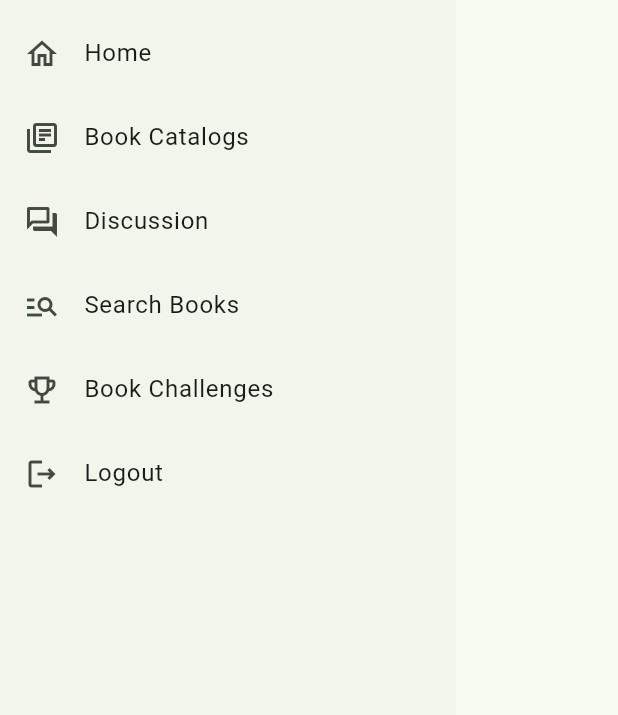
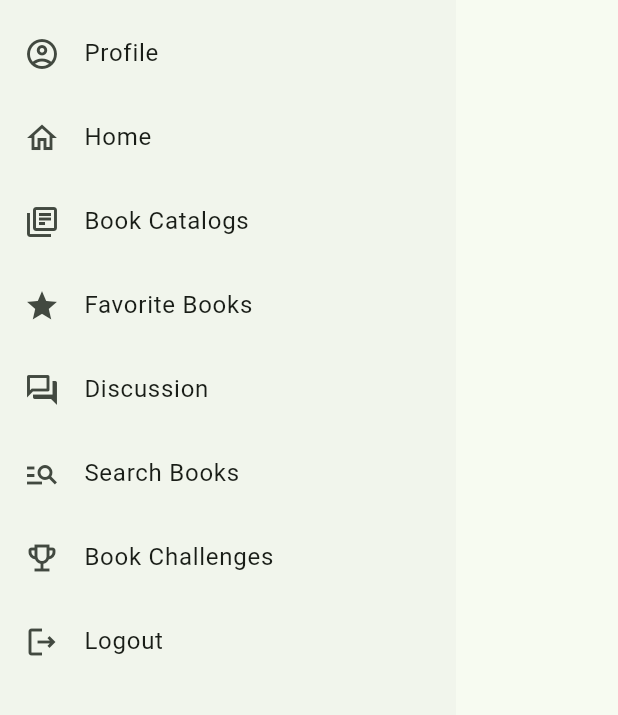
Before and after one commit to PBPF09/Sobaca-Mobile, a Flutter app: the LeftDrawer widget shown alone on an empty page, opened directly, on a phone screen of 412 x 824 dp, the part 242-957 px from its top. Run offline on Flutter 3.47's test engine with Material 3 defaults, Android fonts, the light colour scheme and no system bars; our stand-ins replace shared_preferences; missing offline and left inert: pbp_django_auth; accounts and stored records are empty.

Commit message:
added profile and favorite books

```diff
--- a/lib/models/books.dart
+++ b/lib/models/books.dart
@@ -1,21 +1,21 @@
 import 'dart:convert';
 
-List<Item> itemFromJson(String str) => List<Item>.from(json.decode(str).map((x) => Item.fromJson(x)));
+List<Book> itemFromJson(String str) => List<Book>.from(json.decode(str).map((x) => Book.fromJson(x)));
 
-String itemToJson(List<Item> data) => json.encode(List<dynamic>.from(data.map((x) => x.toJson())));
+String itemToJson(List<Book> data) => json.encode(List<dynamic>.from(data.map((x) => x.toJson())));
 
-class Item {
+class Book {
     Model model;
     int pk;
     Fields fields;
 
-    Item({
+    Book({
         required this.model,
         required this.pk,
         required this.fields,
     });
 
-    factory Item.fromJson(Map<String, dynamic> json) => Item(
+    factory Book.fromJson(Map<String, dynamic> json) => Book(
         model: modelValues.map[json["model"]]!,
         pk: json["pk"],
         fields: Fields.fromJson(json["fields"]),
--- a/lib/screens/menuHome.dart
+++ b/lib/screens/menuHome.dart
@@ -9,6 +9,7 @@ class MyHomePage extends StatelessWidget {
     MenuItem("Discussions", Icons.question_answer_outlined, [Colors.green, Colors.greenAccent]),
     MenuItem("Challenges", Icons.emoji_events_outlined, [Colors.green, Colors.greenAccent]),
     MenuItem("Search", Icons.manage_search_outlined, [Colors.green, Colors.greenAccent]),
+    MenuItem("Favorite", Icons.star_outlined, [Colors.green, Colors.greenAccent]),
     MenuItem("Logout", Icons.logout_outlined, [Colors.green, Colors.greenAccent]),
   ];
 
--- /dev/null
+++ b/lib/user_registered/models/favorite.dart
@@ -0,0 +1,79 @@
+// To parse this JSON data, do
+//
+//     final favorite = favoriteFromJson(jsonString);
+
+import 'dart:convert';
+
+List<Favorite> favoriteFromJson(String str) =>
+    List<Favorite>.from(json.decode(str).map((x) => Favorite.fromJson(x)));
+
+String favoriteToJson(List<Favorite> data) =>
+    json.encode(List<dynamic>.from(data.map((x) => x.toJson())));
+
+class Favorite {
+  String model;
+  int pk;
+  Fields fields;
+
+  Favorite({
+    required this.model,
+    required this.pk,
+    required this.fields,
+  });
+
+  factory Favorite.fromJson(Map<String, dynamic> json) => Favorite(
+        model: json["model"],
+        pk: json["pk"],
+        fields: Fields.fromJson(json["fields"]),
+      );
+
+  Map<String, dynamic> toJson() => {
+        "model": model,
+        "pk": pk,
+        "fields": fields.toJson(),
+      };
+}
+
+class Fields {
+  String isbn;
+  String title;
+  String categories;
+  String author;
+  int year;
+  String publisher;
+  String description;
+  String images;
+
+  Fields({
+    required this.isbn,
+    required this.title,
+    required this.categories,
+    required this.author,
+    required this.year,
+    required this.publisher,
+    required this.description,
+    required this.images,
+  });
+
+  factory Fields.fromJson(Map<String, dynamic> json) => Fields(
+        isbn: json["isbn"],
+        title: json["title"],
+        categories: json["categories"],
+        author: json["author"],
+        year: json["year"],
+        publisher: json["publisher"],
+        description: json["description"],
+        images: json["images"],
+      );
+
+  Map<String, dynamic> toJson() => {
+        "isbn": isbn,
+        "title": title,
+        "categories": categories,
+        "author": author,
+        "year": year,
+        "publisher": publisher,
+        "description": description,
+        "images": images,
+      };
+}
--- /dev/null
+++ b/lib/user_registered/models/profile.dart
@@ -0,0 +1,67 @@
+// To parse this JSON data, do
+//
+//     final profile = profileFromJson(jsonString);
+
+import 'dart:convert';
+
+List<Profile> profileFromJson(String str) =>
+    List<Profile>.from(json.decode(str).map((x) => Profile.fromJson(x)));
+
+String profileToJson(List<Profile> data) =>
+    json.encode(List<dynamic>.from(data.map((x) => x.toJson())));
+
+class Profile {
+  String model;
+  int pk;
+  Fields fields;
+
+  Profile({
+    required this.model,
+    required this.pk,
+    required this.fields,
+  });
+
+  factory Profile.fromJson(Map<String, dynamic> json) => Profile(
+        model: json["model"],
+        pk: json["pk"],
+        fields: Fields.fromJson(json["fields"]),
+      );
+
+  Map<String, dynamic> toJson() => {
+        "model": model,
+        "pk": pk,
+        "fields": fields.toJson(),
+      };
+}
+
+class Fields {
+  int user;
+  String name;
+  String city;
+  String favGenre;
+  List<int> favoriteBooks;
+
+  Fields({
+    required this.user,
+    required this.name,
+    required this.city,
+    required this.favGenre,
+    required this.favoriteBooks,
+  });
+
+  factory Fields.fromJson(Map<String, dynamic> json) => Fields(
+        user: json["user"],
+        name: json["name"],
+        city: json["city"],
+        favGenre: json["fav_genre"],
+        favoriteBooks: List<int>.from(json["favorite_books"].map((x) => x)),
+      );
+
+  Map<String, dynamic> toJson() => {
+        "user": user,
+        "name": name,
+        "city": city,
+        "fav_genre": favGenre,
+        "favorite_books": List<dynamic>.from(favoriteBooks.map((x) => x)),
+      };
+}
--- a/lib/widgets/leftDrawer.dart
+++ b/lib/widgets/leftDrawer.dart
@@ -2,9 +2,10 @@ import 'dart:io';
 
 import 'package:flutter/material.dart';
 import 'package:sobaca_mobile/authentication/login.dart';
+import 'package:sobaca_mobile/user_registered/screens/favoriteBooksPage.dart';
 import 'package:sobaca_mobile/screens/forumPage.dart';
 import 'package:sobaca_mobile/screens/menuHome.dart';
-
+import 'package:sobaca_mobile/user_registered/screens/profilePage.dart';
 
 class LeftDrawer extends StatelessWidget {
   @override
@@ -28,8 +29,7 @@ class LeftDrawer extends StatelessWidget {
                     child: Image.asset(
                   'assets/images/sobaca_logo.png',
                   fit: BoxFit.contain,
-                  )
-                ),
+                )),
                 Text(
                   'Sobaca',
                   style: TextStyle(
@@ -48,6 +48,14 @@ class LeftDrawer extends StatelessWidget {
             ),
           ),
           ListTile(
+            leading: Icon(Icons.account_circle_outlined),
+            title: Text('Profile'),
+            onTap: () {
+              Navigator.push(context,
+                  MaterialPageRoute(builder: (context) => ProfilePage()));
+            },
+          ),
+          ListTile(
             leading: Icon(Icons.home_outlined),
             title: Text('Home'),
             onTap: () {
@@ -61,6 +69,14 @@ class LeftDrawer extends StatelessWidget {
             onTap: () {
               // Navigator.push(context,
               //     MaterialPageRoute(builder: (context) => CatalogPage()));
+            },
+          ),
+          ListTile(
+            leading: Icon(Icons.star_outlined),
+            title: Text('Favorite Books'),
+            onTap: () {
+              Navigator.push(context,
+                  MaterialPageRoute(builder: (context) => FavoriteBooksPage()));
             },
           ),
           ListTile(
--- a/lib/widgets/menuCard.dart
+++ b/lib/widgets/menuCard.dart
@@ -1,4 +1,5 @@
 import 'package:flutter/material.dart';
+import 'package:sobaca_mobile/user_registered/screens/favoriteBooksPage.dart';
 import 'package:sobaca_mobile/screens/forumPage.dart';
 import 'package:sobaca_mobile/screens/menuHome.dart';
 import 'package:sobaca_mobile/authentication/login.dart';
@@ -40,6 +41,9 @@ class MenuCard extends StatelessWidget {
           } else if (item.name == "Search") {
             // Navigator.push(context,
             // MaterialPageRoute(builder: ((context) => const SearchPage())));
+          } else if (item.name == "Favorite") {
+            Navigator.push(context,
+                MaterialPageRoute(builder: ((context) => FavoriteBooksPage())));
           } else if (item.name == "Logout") {
             Navigator.pushReplacement(context,
                 MaterialPageRoute(builder: (context) => const LoginPage()));
--- a/pubspec.yaml
+++ b/pubspec.yaml
@@ -37,6 +37,8 @@ dependencies:
   cupertino_icons: ^1.0.2
   provider: ^6.1.1
   pbp_django_auth: ^0.4.0
+  http: ^1.1.0
+  shared_preferences: ^2.0.6
 
 dev_dependencies:
   flutter_test:
```
Also changed, not shown: lib/user_registered/screens/favoriteBooksPage.dart (added, +95 -0 lines), lib/user_registered/screens/profilePage.dart (added, +109 -0 lines), pubspec.lock, 1 other file. Lines whose indentation alone changed are shown as unchanged.
